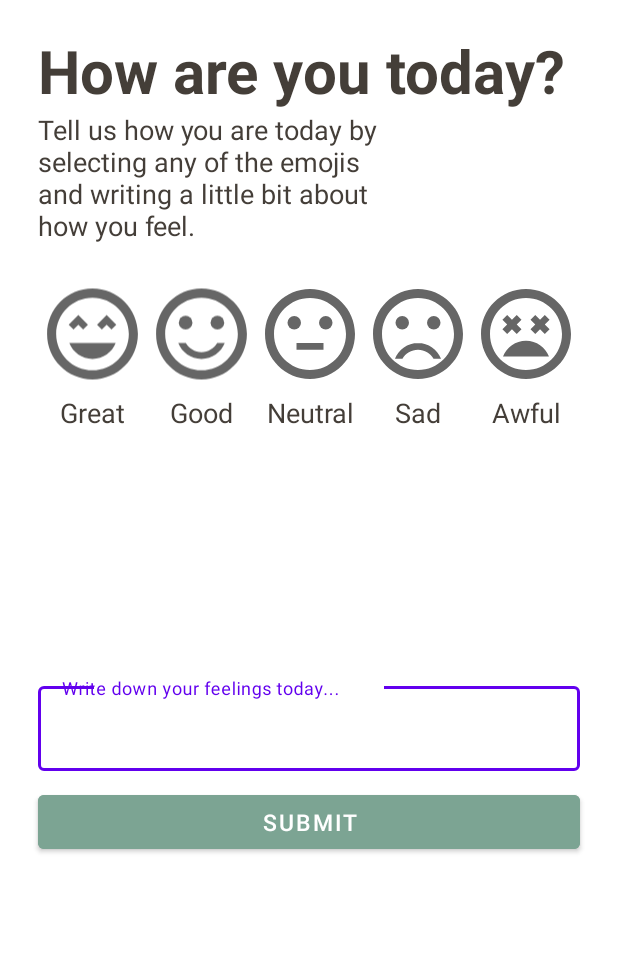
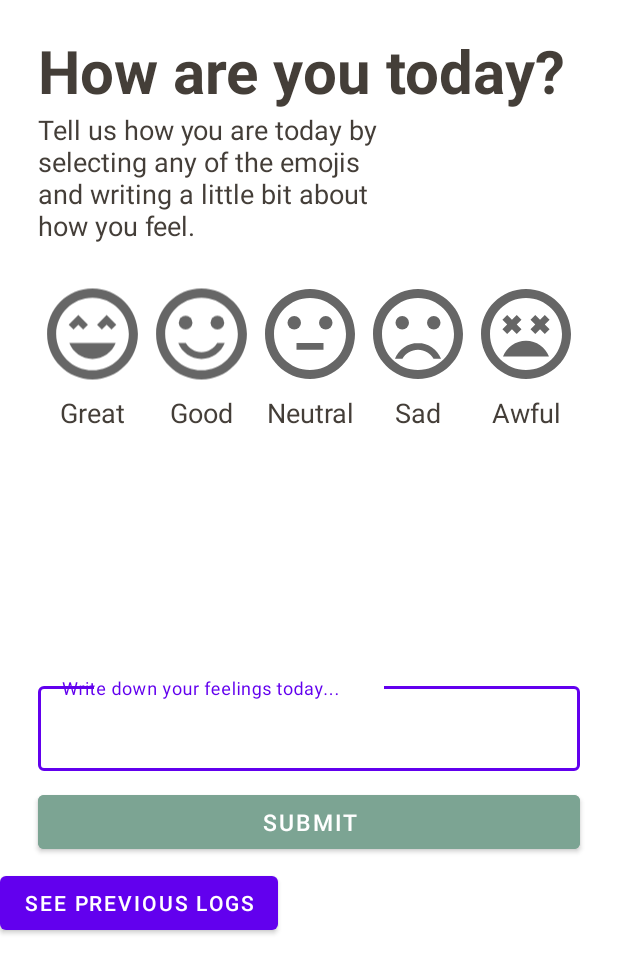
Before and after one commit to mgilsenan/Therapy_Buddy, an Android app: the MoodLogActivity screen opened directly, with no data from a screen before it, on a phone screen of 412 x 824 dp. Shown: the top 973 px of the screen. Run offline under Robolectric (Android 15) with nearby library versions, the phone set to English and light mode, and no system bars; our stand-ins replace Firebase (no records; nobody signed in at launch, a user with empty details on screens opened directly); libraries missing offline, so code that uses them is left out: com.github.mikephil.charting; 1 statement that could not run was skipped.

Commit message:
Prototype now works as it should

```diff
--- a/app/src/main/java/com/example/therapybuddy/HomeActivity.java
+++ b/app/src/main/java/com/example/therapybuddy/HomeActivity.java
@@ -41,7 +41,6 @@ public class HomeActivity extends AppCompatActivity {
     CardView moodLogCardView, worksheetsCardView, statisticsCardView, contactCardView;
 
     // firebase
-    DatabaseReference reference;
     FirebaseAuth fAuth;
 
     protected void setUp(){
@@ -115,7 +114,7 @@ public class HomeActivity extends AppCompatActivity {
     }
 
     public void statsButtonAction(View view){
-        startActivity(new Intent(getApplicationContext(),MoodLogDisplayActivity.class));
+        startActivity(new Intent(getApplicationContext(),StatisticsActivity.class));
 
     }
     // Action for clicking the worksheets cardview
--- a/app/src/main/res/layout/activity_mood_log.xml
+++ b/app/src/main/res/layout/activity_mood_log.xml
@@ -268,6 +268,15 @@
                 android:textSize="15sp"
                 android:transitionName="continue_trans" />
 
+            <Button
+                android:id="@+id/button"
+                android:layout_width="wrap_content"
+                android:layout_height="wrap_content"
+                android:layout_alignParentTop="true"
+                android:layout_marginTop="54dp"
+                android:onClick="moodLogDisplay"
+                android:text="See Previous Logs" />
+
         </RelativeLayout>
 
     </LinearLayout>
```
